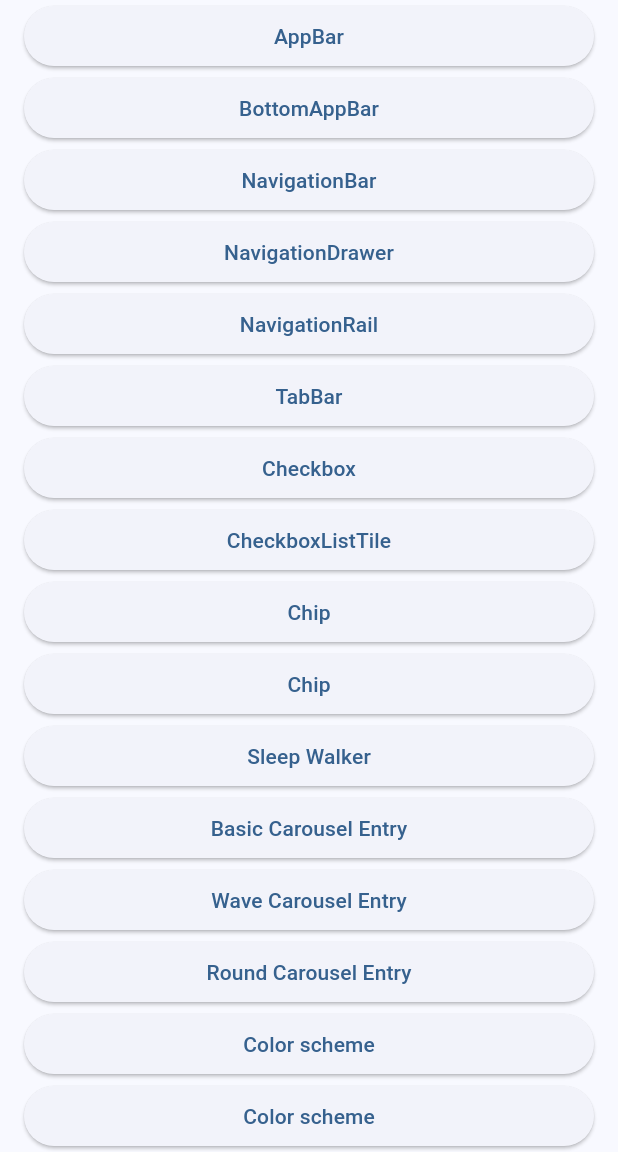
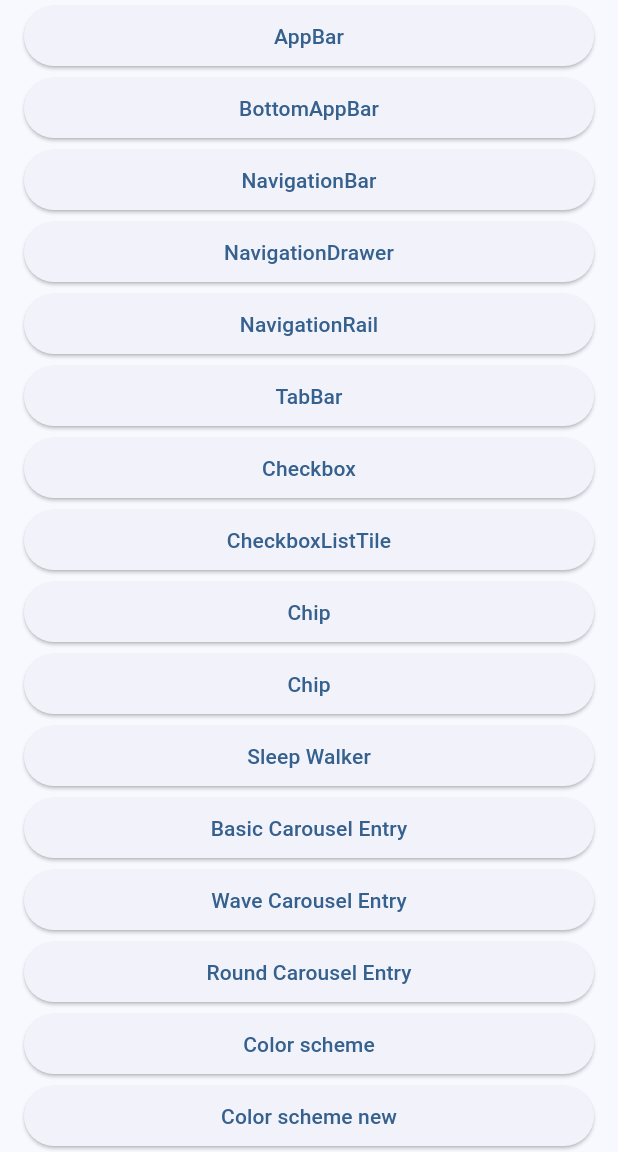
Before and after one commit to thruthesky/easy_design_system_backup_2024_09_24, a Flutter app: the screen it shows after launch, scrolled down 768 dp, on a phone screen of 412 x 824 dp, the part 84-1236 px from its top. Run offline on Flutter 3.47's test engine with Material 3 defaults, Android fonts, the phone set to English and light mode, and no system bars; our stand-ins replace cached_network_image, rxdart, smooth_page_indicator; missing offline and left inert: loop_page_view, markdown_widget.

Commit message:
update on the colorscheme

```diff
--- a/example/lib/main.dart
+++ b/example/lib/main.dart
@@ -139,7 +139,7 @@ class _MyHomePageState extends State<MyHomePage> {
           pushScreen('Round Carousel Entry', const RoundCarouselEntryScreen()),
           pushScreen('Color scheme', const ColorSchemeScreen()),
 
-          pushScreen('Color scheme', const ColorSchemeNewScreen()),
+          pushScreen('Color scheme new', const ColorSchemeNewScreen()),
         ],
       ),
     );
```
